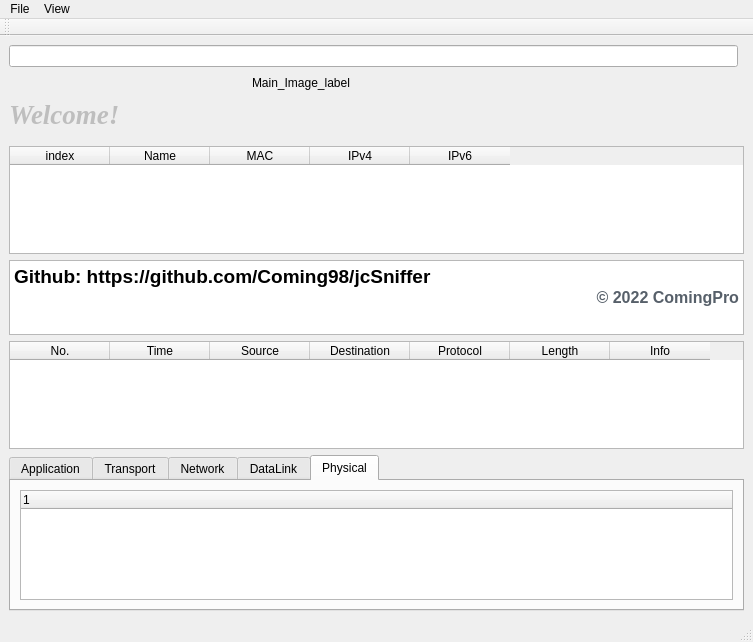
Before: the Qt Designer form view/MainWindow.ui in Coming98/jcSniffer, drawn with Qt 5.
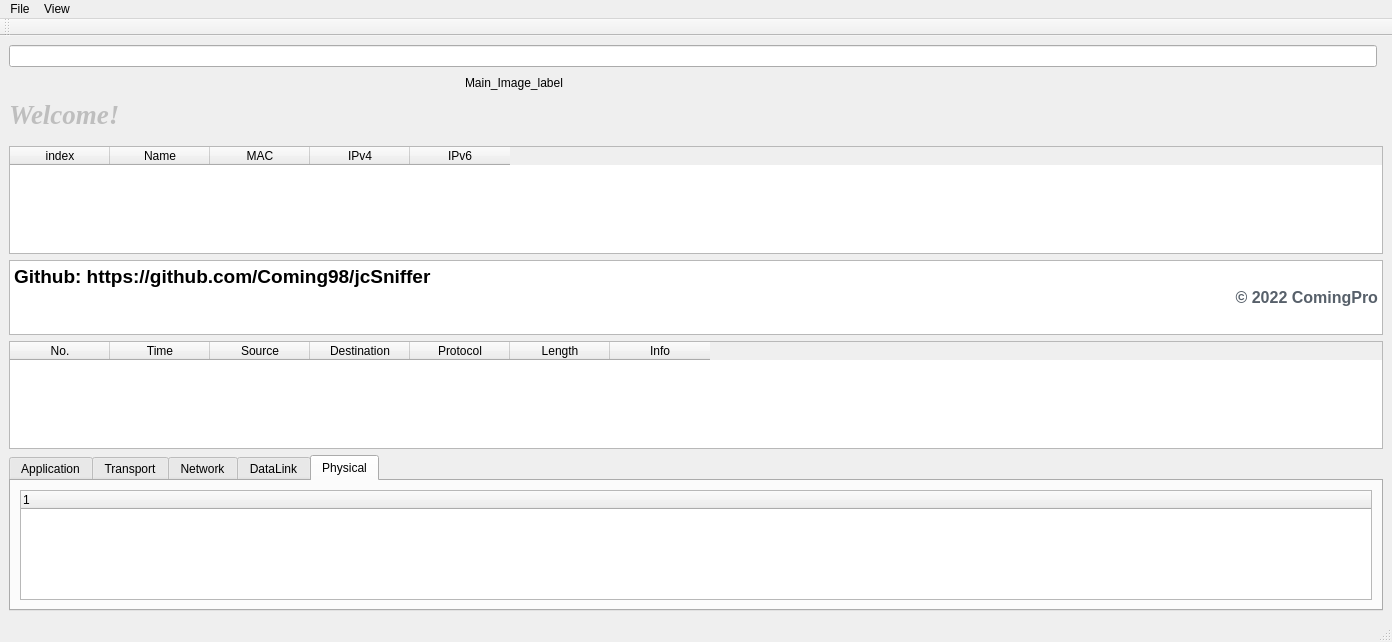
After: the same form once the commit is applied.

Diff of the .ui file:
```diff
--- a/view/MainWindow.ui
+++ b/view/MainWindow.ui
@@ -6,10 +6,16 @@
    <rect>
     <x>0</x>
     <y>0</y>
-    <width>753</width>
+    <width>1392</width>
     <height>642</height>
    </rect>
   </property>
+  <property name="minimumSize">
+   <size>
+    <width>1392</width>
+    <height>0</height>
+   </size>
+  </property>
   <property name="windowTitle">
    <string>MainWindow</string>
   </property>
@@ -318,7 +324,7 @@
     <rect>
      <x>0</x>
      <y>0</y>
-     <width>753</width>
+     <width>1392</width>
      <height>22</height>
     </rect>
    </property>
```
Left out of the diff: 14 changed lines with no effect on the pictures.
